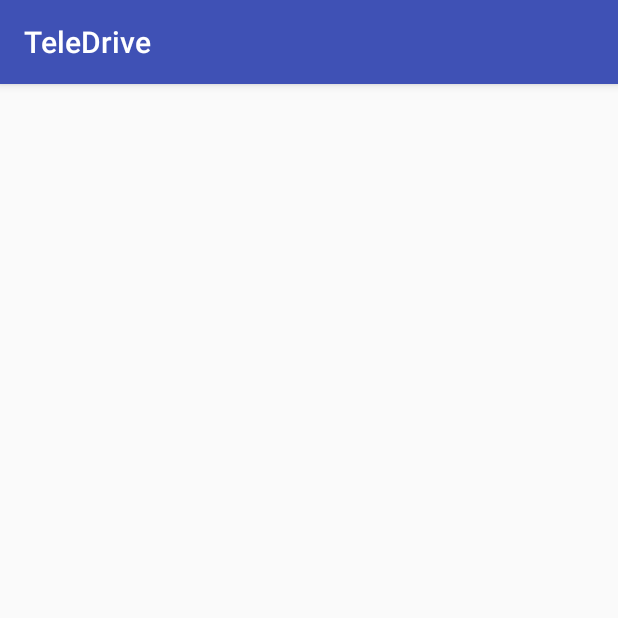
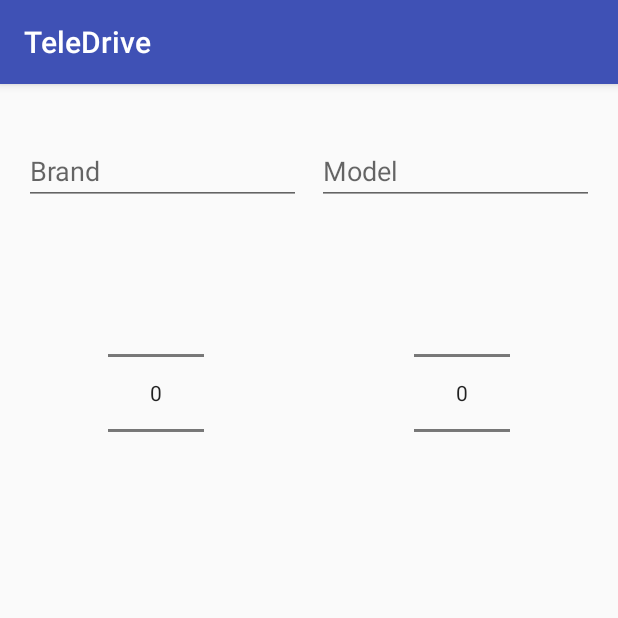
Before and after one commit to BananaBeard/TeleDrive, an Android app: the TruckDetailActivity screen opened directly, with no data from a screen before it, on a phone screen of 412 x 824 dp, the top half of it. Run offline under Robolectric (Android 15) with nearby library versions, the phone set to English and light mode, and no system bars.

Commit message:
Implemented adding trucks, started truck editing activity.

```diff
--- a/app/src/main/java/com/kovalenko/teledrive/ActivityExt.kt
+++ b/app/src/main/java/com/kovalenko/teledrive/activity/ActivityExt.kt
@@ -1,9 +1,8 @@
-package com.kovalenko.teledrive
+package com.kovalenko.teledrive.activity
 
 import android.app.Activity
 import android.content.Context
 import android.content.Intent
-import android.support.v4.app.Fragment
 import android.support.v7.app.AppCompatActivity
 import com.google.firebase.auth.FirebaseAuth
 
--- a/app/src/main/java/com/kovalenko/teledrive/LoadDetailActivity.kt
+++ b/app/src/main/java/com/kovalenko/teledrive/activity/LoadDetailActivity.kt
@@ -1,4 +1,4 @@
-package com.kovalenko.teledrive
+package com.kovalenko.teledrive.activity
 
 import android.support.v7.app.AppCompatActivity
 
--- a/app/src/main/java/com/kovalenko/teledrive/NewLoadActivity.kt
+++ b/app/src/main/java/com/kovalenko/teledrive/activity/NewLoadActivity.kt
@@ -1,12 +1,12 @@
-package com.kovalenko.teledrive
+package com.kovalenko.teledrive.activity
 
 import android.support.v7.app.AppCompatActivity
 import android.os.Bundle
 import android.util.Log
 import android.widget.Toast
 import com.google.firebase.database.*
+import com.kovalenko.teledrive.R
 import com.kovalenko.teledrive.models.Load
-import com.kovalenko.teledrive.models.LoadType
 import com.kovalenko.teledrive.models.User
 import kotlinx.android.synthetic.main.activity_new_load.*
 
--- a/app/src/main/java/com/kovalenko/teledrive/SignInActivity.kt
+++ b/app/src/main/java/com/kovalenko/teledrive/activity/SignInActivity.kt
@@ -1,17 +1,15 @@
-package com.kovalenko.teledrive
+package com.kovalenko.teledrive.activity
 
 import android.support.v7.app.AppCompatActivity
 import android.os.Bundle
 import android.util.Log
 import android.view.View
 import android.widget.Toast
-import com.google.android.gms.tasks.OnCompleteListener
-import com.google.android.gms.tasks.Task
-import com.google.firebase.auth.AuthResult
 import com.google.firebase.auth.FirebaseAuth
 import com.google.firebase.auth.FirebaseUser
 import com.google.firebase.database.DatabaseReference
 import com.google.firebase.database.FirebaseDatabase
+import com.kovalenko.teledrive.R
 import com.kovalenko.teledrive.models.User
 import kotlinx.android.synthetic.main.activity_sign_in.*
 
--- a/app/src/main/java/com/kovalenko/teledrive/TruckDetailActivity.kt
+++ b/app/src/main/java/com/kovalenko/teledrive/activity/TruckDetailActivity.kt
@@ -1,7 +1,8 @@
-package com.kovalenko.teledrive
+package com.kovalenko.teledrive.activity
 
 import android.support.v7.app.AppCompatActivity
 import android.os.Bundle
+import com.kovalenko.teledrive.R
 
 class TruckDetailActivity : AppCompatActivity() {
 
--- a/app/src/main/java/com/kovalenko/teledrive/fragments/LoadsFragment.kt
+++ b/app/src/main/java/com/kovalenko/teledrive/fragments/LoadsFragment.kt
@@ -8,7 +8,7 @@ import android.support.v4.view.PagerAdapter
 import android.view.LayoutInflater
 import android.view.View
 import android.view.ViewGroup
-import com.kovalenko.teledrive.NewLoadActivity
+import com.kovalenko.teledrive.activity.NewLoadActivity
 import com.kovalenko.teledrive.R
 import com.kovalenko.teledrive.fragments.listfragments.load.AllLoadsFragment
 import kotlinx.android.synthetic.main.fragment_loads.*
--- a/app/src/main/java/com/kovalenko/teledrive/fragments/TrucksFragment.kt
+++ b/app/src/main/java/com/kovalenko/teledrive/fragments/TrucksFragment.kt
@@ -8,9 +8,8 @@ import android.support.v4.view.PagerAdapter
 import android.view.LayoutInflater
 import android.view.View
 import android.view.ViewGroup
-import com.kovalenko.teledrive.NewTruckActivity
+import com.kovalenko.teledrive.activity.NewTruckActivity
 import com.kovalenko.teledrive.R
-import com.kovalenko.teledrive.fragments.listfragments.load.AllLoadsFragment
 import com.kovalenko.teledrive.fragments.listfragments.truck.AllTrucksFragment
 import kotlinx.android.synthetic.main.fragment_trucks.*
 
@@ -33,7 +32,7 @@ class TrucksFragment: Fragment() {
             val mFragmentNames = arrayOf(
                     "All truck",
                     "Avl trucks",
-                    "Busy loads"
+                    "Busy trucks"
             )
 
             override fun getItem(position: Int) = mFragments[position]
--- a/app/src/main/java/com/kovalenko/teledrive/fragments/listfragments/load/LoadListFragment.kt
+++ b/app/src/main/java/com/kovalenko/teledrive/fragments/listfragments/load/LoadListFragment.kt
@@ -14,7 +14,7 @@ import com.google.firebase.auth.FirebaseAuth
 import com.google.firebase.database.DatabaseReference
 import com.google.firebase.database.FirebaseDatabase
 import com.google.firebase.database.Query
-import com.kovalenko.teledrive.LoadDetailActivity
+import com.kovalenko.teledrive.activity.LoadDetailActivity
 import com.kovalenko.teledrive.R
 import com.kovalenko.teledrive.models.Load
 import com.kovalenko.teledrive.viewholder.LoadViewHolder
--- a/app/src/main/java/com/kovalenko/teledrive/fragments/listfragments/truck/TruckListFragment.kt
+++ b/app/src/main/java/com/kovalenko/teledrive/fragments/listfragments/truck/TruckListFragment.kt
@@ -15,7 +15,7 @@ import com.google.firebase.database.DatabaseReference
 import com.google.firebase.database.FirebaseDatabase
 import com.google.firebase.database.Query
 import com.kovalenko.teledrive.R
-import com.kovalenko.teledrive.TruckDetailActivity
+import com.kovalenko.teledrive.activity.TruckDetailActivity
 import com.kovalenko.teledrive.models.Truck
 import com.kovalenko.teledrive.viewholder.TruckViewHolder
 
--- a/app/src/main/java/com/kovalenko/teledrive/models/Truck.kt
+++ b/app/src/main/java/com/kovalenko/teledrive/models/Truck.kt
@@ -4,5 +4,6 @@ class Truck(
         var brand: String = "",
         var model: String = "",
         var tractorYear: Int = 0,
-        var reeferYear: Int = 0
+        var reeferYear: Int = 0,
+        var isUsed: Boolean = false
 )
--- a/app/src/main/res/layout/activity_main.xml
+++ b/app/src/main/res/layout/activity_main.xml
@@ -6,7 +6,7 @@
     android:layout_width="match_parent"
     android:layout_height="match_parent"
     android:fitsSystemWindows="true"
-    tools:context=".MainActivity">
+    tools:context=".activity.MainActivity">
 
     <FrameLayout
         android:id="@+id/content_layout"
--- a/app/src/main/res/layout/activity_new_load.xml
+++ b/app/src/main/res/layout/activity_new_load.xml
@@ -4,7 +4,7 @@
     xmlns:tools="http://schemas.android.com/tools"
     android:layout_width="match_parent"
     android:layout_height="match_parent"
-    tools:context="com.kovalenko.teledrive.NewLoadActivity">
+    tools:context="com.kovalenko.teledrive.activity.NewLoadActivity">
 
     <EditText
         android:id="@+id/field_load_id"
--- a/app/src/main/res/layout/activity_truck_detail.xml
+++ b/app/src/main/res/layout/activity_truck_detail.xml
@@ -1,9 +1,73 @@
 <?xml version="1.0" encoding="utf-8"?>
-<android.support.constraint.ConstraintLayout xmlns:android="http://schemas.android.com/apk/res/android"
+<RelativeLayout xmlns:android="http://schemas.android.com/apk/res/android"
     xmlns:app="http://schemas.android.com/apk/res-auto"
     xmlns:tools="http://schemas.android.com/tools"
     android:layout_width="match_parent"
     android:layout_height="match_parent"
-    tools:context="com.kovalenko.teledrive.TruckDetailActivity">
+    tools:context="com.kovalenko.teledrive.activity.TruckDetailActivity">
 
-</android.support.constraint.ConstraintLayout>
+    <LinearLayout
+        android:id="@+id/edit_truck_layout"
+        android:layout_marginTop="30dp"
+        android:layout_width="match_parent"
+        android:layout_height="wrap_content"
+        android:orientation="horizontal">
+
+        <EditText
+            android:id="@+id/edit_field_truck_brand"
+            android:layout_width="match_parent"
+            android:layout_height="wrap_content"
+            android:layout_marginBottom="5dp"
+            android:layout_marginLeft="16dp"
+            android:layout_marginRight="5dp"
+            android:layout_marginTop="5dp"
+            android:layout_weight="1"
+            android:hint="Brand"
+            android:maxLines="1"
+            android:scrollHorizontally="false"
+            android:singleLine="true"
+            android:focusable="false"/>
+
+        <EditText
+            android:id="@+id/edit_field_truck_model"
+            android:layout_width="match_parent"
+            android:layout_height="wrap_content"
+            android:layout_marginBottom="5dp"
+            android:layout_marginLeft="5dp"
+            android:layout_marginRight="16dp"
+            android:layout_marginTop="5dp"
+            android:layout_weight="1"
+            android:hint="Model"
+            android:maxLines="1"
+            android:scrollHorizontally="false"
+            android:singleLine="true"
+            android:focusable="false"/>
+    </LinearLayout>
+
+    <RelativeLayout
+        android:id="@+id/edit_truck_years_layout"
+        android:layout_below="@+id/edit_truck_layout"
+        android:layout_marginTop="30dp"
+        android:layout_width="match_parent"
+        android:layout_height="wrap_content"
+        android:orientation="horizontal">
+
+        <NumberPicker
+            android:id="@+id/edit_traktor_year_picker"
+            android:layout_width="wrap_content"
+            android:layout_height="wrap_content"
+            android:layout_alignParentStart="true"
+            android:layout_alignParentTop="true"
+            android:layout_marginStart="72dp"
+            />
+
+        <NumberPicker
+            android:id="@+id/edit_reefer_year_picker"
+            android:layout_width="wrap_content"
+            android:layout_height="wrap_content"
+            android:layout_alignParentEnd="true"
+            android:layout_alignParentTop="true"
+            android:layout_marginEnd="72dp"
+           />
+    </RelativeLayout>
+</RelativeLayout>
--- a/app/src/main/res/menu/menu_main.xml
+++ b/app/src/main/res/menu/menu_main.xml
@@ -1,7 +1,7 @@
 <menu xmlns:android="http://schemas.android.com/apk/res/android"
     xmlns:app="http://schemas.android.com/apk/res-auto"
     xmlns:tools="http://schemas.android.com/tools"
-    tools:context=".MainActivity">
+    tools:context=".activity.MainActivity">
 
     <item
         android:id="@+id/action_logout"
```
Also changed, not shown: app/src/main/AndroidManifest.xml (+6 -6 lines), app/src/main/java/com/kovalenko/teledrive/NewTruckActivity.kt (deleted, +0 -55 lines), app/src/main/java/com/kovalenko/teledrive/activity/MainActivity.kt (renamed from app/src/main/java/com/kovalenko/teledrive/MainActivity.kt, +2 -5 lines), app/src/main/java/com/kovalenko/teledrive/activity/NewTruckActivity.kt (added, +92 -0 lines), app/src/main/res/layout/activity_new_truck.xml (+14 -8 lines), 1 other file.
